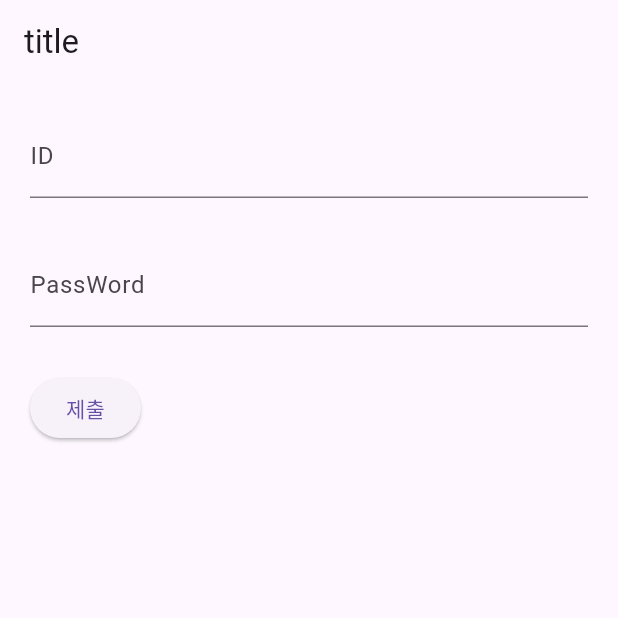
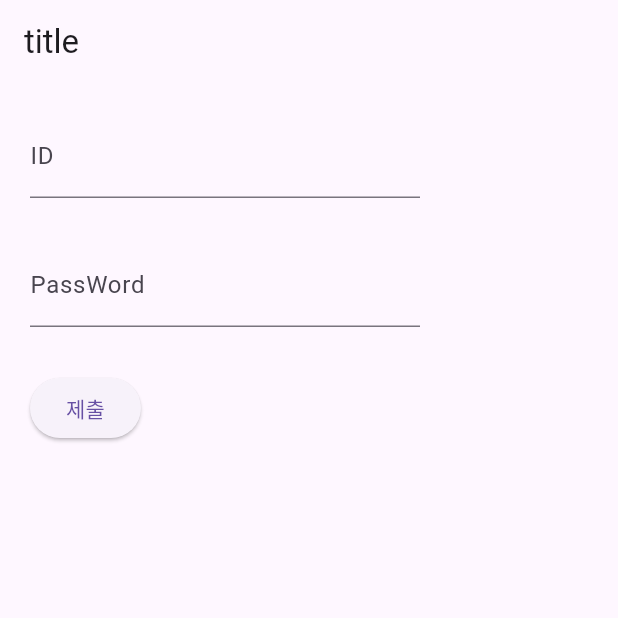
Before and after one commit to doriver/longTimeAgo, a Flutter app: the screen it shows after launch, on a phone screen of 412 x 824 dp, the top half of it. Run offline on Flutter 3.47's test engine with Material 3 defaults, Android fonts, the phone set to English and light mode, and no system bars; our stand-ins replace get, loader_overlay; accounts and stored records are empty.

```diff
--- a/flutter_excercise_01/lib/pages/form_screen.dart
+++ b/flutter_excercise_01/lib/pages/form_screen.dart
@@ -21,7 +21,8 @@ class _FormScreenState extends State<FormScreen> {
       appBar: AppBar(title: Text(widget.title)),
       body: Form(
         key: _formKey,
-        child: Padding(
+        child: Container(
+          width: 300,
           padding: EdgeInsets.all(20),
           child: Column(
             crossAxisAlignment: CrossAxisAlignment.start,
```
